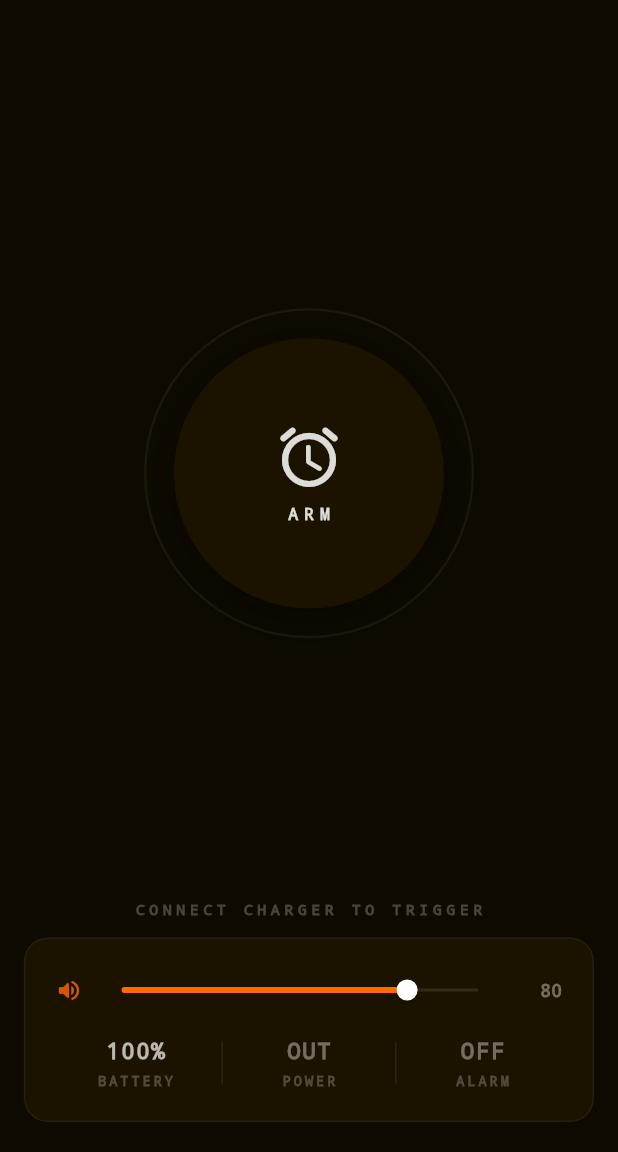
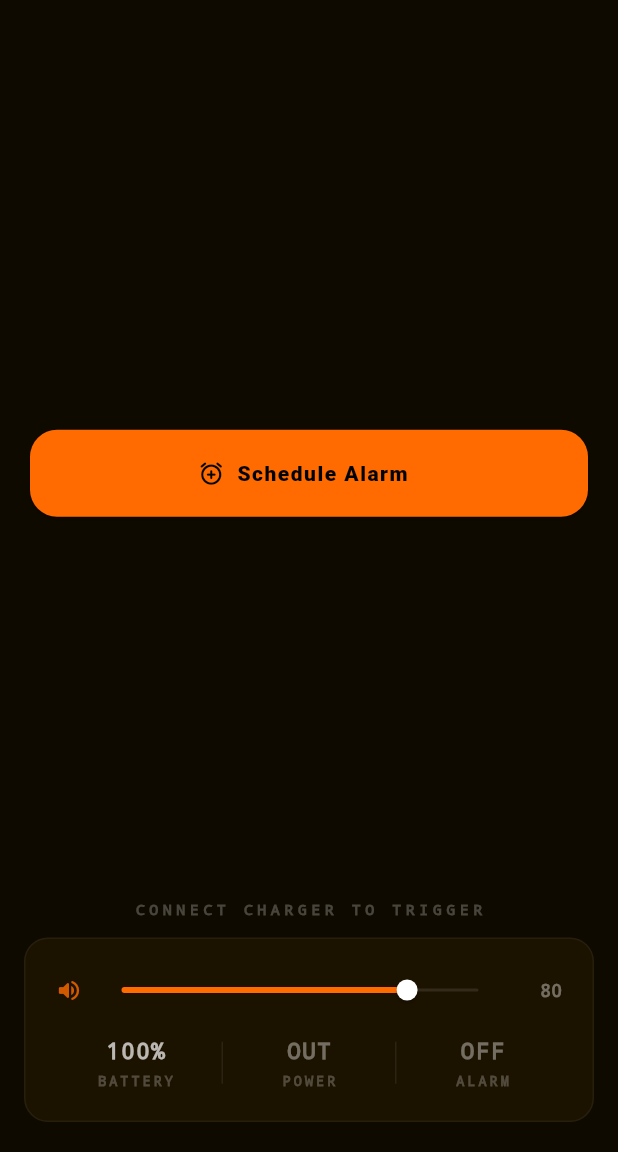
Before and after one commit to Masterboxer/project-blare, a Flutter app: the screen it shows after launch, on a phone screen of 412 x 824 dp, the part 84-1236 px from its top. Run offline on Flutter 3.47's test engine with Material 3 defaults, Android fonts, the phone set to English and light mode, and no system bars; our stand-ins replace battery_plus, just_audio; missing offline and left inert: flutter_foreground_task, volume_controller; statements that could not run were skipped.

Commit message:
Created an Alarm Scheduler

```diff
--- a/lib/main.dart
+++ b/lib/main.dart
@@ -133,7 +133,9 @@ class _AlarmPageState extends State<AlarmPage> with TickerProviderStateMixin {
   final Battery _battery = Battery();
   StreamSubscription<BatteryState>? _batterySub;
 
-  bool _isRunning = false;
+  DateTime? _scheduledAlarm;
+  Timer? _alarmTimer;
+  bool _alarmTriggered = false;
   double _volume = 0.8;
   int _batteryLevel = 0;
   BatteryState _batteryState = BatteryState.unknown;
@@ -184,22 +186,102 @@ class _AlarmPageState extends State<AlarmPage> with TickerProviderStateMixin {
     }
   }
 
-  Future<void> _start() async {
-    setState(() => _isRunning = true);
+  Future<void> _scheduleAlarm() async {
+    final now = DateTime.now();
+
+    final pickedDate = await showDatePicker(
+      context: context,
+      initialDate: now,
+      firstDate: now,
+      lastDate: DateTime(now.year + 5),
+      builder: (_, child) {
+        return Theme(
+          data: Theme.of(context).copyWith(
+            colorScheme: const ColorScheme.dark(
+              primary: _orange,
+              surface: _surface,
+            ),
+          ),
+          child: child!,
+        );
+      },
+    );
+
+    if (pickedDate == null || !mounted) return;
+
+    final pickedTime = await showTimePicker(
+      context: context,
+      initialTime: TimeOfDay.now(),
+      builder: (_, child) {
+        return Theme(
+          data: Theme.of(context).copyWith(
+            colorScheme: const ColorScheme.dark(
+              primary: _orange,
+              surface: _surface,
+            ),
+          ),
+          child: child!,
+        );
+      },
+    );
+
+    if (pickedTime == null || !mounted) return;
+
+    final alarmTime = DateTime(
+      pickedDate.year,
+      pickedDate.month,
+      pickedDate.day,
+      pickedTime.hour,
+      pickedTime.minute,
+    );
+
+    if (alarmTime.isBefore(DateTime.now())) {
+      _showSnack('Selected time is in the past.', isAuto: false);
+      return;
+    }
+
+    setState(() {
+      _scheduledAlarm = alarmTime;
+    });
+
+    _alarmTimer?.cancel();
+
+    final duration = alarmTime.difference(DateTime.now());
+
+    _alarmTimer = Timer(duration, () async {
+      _triggerAlarm();
+    });
+
+    _showSnack(
+      'Alarm scheduled for ${pickedTime.format(context)}',
+      isAuto: false,
+    );
+  }
+
+  Future<void> _triggerAlarm() async {
+    setState(() {
+      _alarmTriggered = true;
+    });
+
     _ringController.repeat();
     _glowController.repeat(reverse: true);
+
     HapticFeedback.heavyImpact();
 
     await FlutterForegroundTask.requestIgnoreBatteryOptimization();
+
     await FlutterForegroundTask.startService(
       serviceId: 1001,
-      notificationTitle: '🔔 Blare is armed',
-      notificationText: 'Plug in charger to silence the alarm.',
+      notificationTitle: '🔔 Blare Alarm Ringing',
+      notificationText: 'Plug in charger to silence.',
       callback: startCallback,
     );
 
     _batterySub = _battery.onBatteryStateChanged.listen((state) {
-      if (mounted) setState(() => _batteryState = state);
+      if (mounted) {
+        setState(() => _batteryState = state);
+      }
+
       if (state == BatteryState.charging || state == BatteryState.full) {
         _stopAlarm(auto: true);
       }
@@ -207,8 +289,11 @@ class _AlarmPageState extends State<AlarmPage> with TickerProviderStateMixin {
   }
 
   Future<void> _stopAlarm({bool auto = false}) async {
-    if (!_isRunning) return;
-    setState(() => _isRunning = false);
+    if (!_alarmTriggered) return;
+    setState(() {
+      _alarmTriggered = false;
+      _scheduledAlarm = null;
+    });
     _ringController.stop();
     _ringController.reset();
     _glowController.stop();
@@ -322,111 +407,108 @@ class _AlarmPageState extends State<AlarmPage> with TickerProviderStateMixin {
             const SizedBox(height: 12),
 
             Expanded(
-              child: Center(
-                child: GestureDetector(
-                  onTap: _isRunning ? () => _stopAlarm() : _start,
-                  child: Stack(
-                    alignment: Alignment.center,
-                    children: [
-                      if (_isRunning) ...[
-                        AnimatedBuilder(
-                          animation: _glowAnim,
-                          builder: (_, __) => Container(
-                            width: 280,
-                            height: 280,
-                            decoration: BoxDecoration(
-                              shape: BoxShape.circle,
-                              boxShadow: [
-                                BoxShadow(
-                                  color: _orange.withOpacity(
-                                    0.15 * _glowAnim.value,
-                                  ),
-                                  blurRadius: 60,
-                                  spreadRadius: 20,
-                                ),
-                              ],
-                            ),
-                          ),
-                        ),
-                        RotationTransition(
-                          turns: _ringController,
-                          child: CustomPaint(
-                            size: const Size(240, 240),
-                            painter: _DashedRingPainter(color: _orange),
-                          ),
-                        ),
-                      ],
+              child: Padding(
+                padding: const EdgeInsets.symmetric(horizontal: 20),
+                child: Column(
+                  mainAxisAlignment: MainAxisAlignment.center,
+                  children: [
+                    if (_scheduledAlarm != null) ...[
                       Container(
-                        width: 220,
-                        height: 220,
+                        width: double.infinity,
+                        padding: const EdgeInsets.all(24),
                         decoration: BoxDecoration(
-                          shape: BoxShape.circle,
-                          border: Border.all(
-                            color: _isRunning
-                                ? _orange.withOpacity(0.6)
-                                : Colors.white.withOpacity(0.06),
-                            width: 1.5,
-                          ),
-                        ),
-                      ),
-                      AnimatedBuilder(
-                        animation: _glowAnim,
-                        builder: (_, child) => Container(
-                          width: 180,
-                          height: 180,
-                          decoration: BoxDecoration(
-                            shape: BoxShape.circle,
-                            color: _isRunning ? _orange : _surface,
-                            boxShadow: _isRunning
-                                ? [
-                                    BoxShadow(
-                                      color: _orange.withOpacity(
-                                        0.5 * _glowAnim.value,
-                                      ),
-                                      blurRadius: 40,
-                                      spreadRadius: 4,
-                                    ),
-                                  ]
-                                : [
-                                    BoxShadow(
-                                      color: Colors.black.withOpacity(0.4),
-                                      blurRadius: 24,
-                                      offset: const Offset(0, 8),
-                                    ),
-                                  ],
-                          ),
-                          child: child,
+                          color: _surface,
+                          borderRadius: BorderRadius.circular(24),
+                          border: Border.all(color: _orange.withOpacity(0.25)),
                         ),
                         child: Column(
-                          mainAxisAlignment: MainAxisAlignment.center,
                           children: [
-                            Icon(
-                              _isRunning
-                                  ? Icons.stop_rounded
-                                  : Icons.alarm_rounded,
-                              size: 48,
-                              color: _isRunning
-                                  ? Colors.black
-                                  : Colors.white.withOpacity(0.85),
+                            Text(
+                              TimeOfDay.fromDateTime(
+                                _scheduledAlarm!,
+                              ).format(context),
+                              style: const TextStyle(
+                                color: Colors.white,
+                                fontSize: 54,
+                                fontWeight: FontWeight.w900,
+                                fontFamily: 'monospace',
+                              ),
                             ),
-                            const SizedBox(height: 6),
+                            const SizedBox(height: 8),
                             Text(
-                              _isRunning ? 'STOP' : 'ARM',
+                              '${_scheduledAlarm!.day}/${_scheduledAlarm!.month}/${_scheduledAlarm!.year}',
                               style: TextStyle(
-                                color: _isRunning
-                                    ? Colors.black
-                                    : Colors.white.withOpacity(0.85),
-                                fontSize: 11,
-                                fontWeight: FontWeight.w900,
-                                letterSpacing: 4,
+                                color: Colors.white.withOpacity(0.5),
+                                fontSize: 14,
+                                letterSpacing: 2,
                                 fontFamily: 'monospace',
+                              ),
+                            ),
+                            const SizedBox(height: 20),
+                            Container(
+                              padding: const EdgeInsets.symmetric(
+                                horizontal: 14,
+                                vertical: 8,
+                              ),
+                              decoration: BoxDecoration(
+                                color: _orange.withOpacity(0.12),
+                                borderRadius: BorderRadius.circular(100),
+                              ),
+                              child: Text(
+                                _alarmTriggered ? 'RINGING' : 'SCHEDULED',
+                                style: const TextStyle(
+                                  color: _orange,
+                                  fontWeight: FontWeight.w800,
+                                  letterSpacing: 2,
+                                  fontSize: 11,
+                                ),
                               ),
                             ),
                           ],
                         ),
                       ),
+                      const SizedBox(height: 28),
                     ],
-                  ),
+                    SizedBox(
+                      width: double.infinity,
+                      height: 58,
+                      child: ElevatedButton.icon(
+                        onPressed: _scheduleAlarm,
+                        icon: const Icon(Icons.add_alarm_rounded),
+                        label: const Text('Schedule Alarm'),
+                        style: ElevatedButton.styleFrom(
+                          backgroundColor: _orange,
+                          foregroundColor: Colors.black,
+                          shape: RoundedRectangleBorder(
+                            borderRadius: BorderRadius.circular(18),
+                          ),
+                          textStyle: const TextStyle(
+                            fontWeight: FontWeight.w900,
+                            letterSpacing: 1,
+                          ),
+                        ),
+                      ),
+                    ),
+                    if (_alarmTriggered) ...[
+                      const SizedBox(height: 18),
+                      SizedBox(
+                        width: double.infinity,
+                        height: 58,
+                        child: OutlinedButton.icon(
+                          onPressed: () => _stopAlarm(),
+                          icon: const Icon(Icons.stop_rounded),
+                          label: const Text('Stop Alarm'),
+                          style: OutlinedButton.styleFrom(
+                            foregroundColor: _orange,
+                            side: BorderSide(color: _orange.withOpacity(0.4)),
+                            shape: RoundedRectangleBorder(
+                              borderRadius: BorderRadius.circular(18),
+                            ),
+                          ),
+                        ),
+                      ),
+                    ],
+                  ],
                 ),
               ),
             ),
@@ -436,14 +518,14 @@ class _AlarmPageState extends State<AlarmPage> with TickerProviderStateMixin {
               child: AnimatedSwitcher(
                 duration: const Duration(milliseconds: 250),
                 child: Text(
-                  _isRunning
+                  _alarmTriggered
                       ? 'WAITING FOR CHARGER...'
                       : isCharging
                       ? 'CHARGER CONNECTED'
                       : 'CONNECT CHARGER TO TRIGGER',
-                  key: ValueKey(_isRunning),
+                  key: ValueKey(_alarmTriggered),
                   style: TextStyle(
-                    color: _isRunning
+                    color: _alarmTriggered
                         ? _orange.withOpacity(0.8)
                         : isCharging
                         ? Colors.greenAccent.withOpacity(0.7)
@@ -537,8 +619,8 @@ class _AlarmPageState extends State<AlarmPage> with TickerProviderStateMixin {
                       _divider(),
                       _Stat(
                         label: 'ALARM',
-                        value: _isRunning ? 'LIVE' : 'OFF',
-                        accent: _isRunning ? _orange : Colors.white38,
+                        value: _alarmTriggered ? 'LIVE' : 'OFF',
+                        accent: _alarmTriggered ? _orange : Colors.white38,
                       ),
                     ],
                   ),
```
